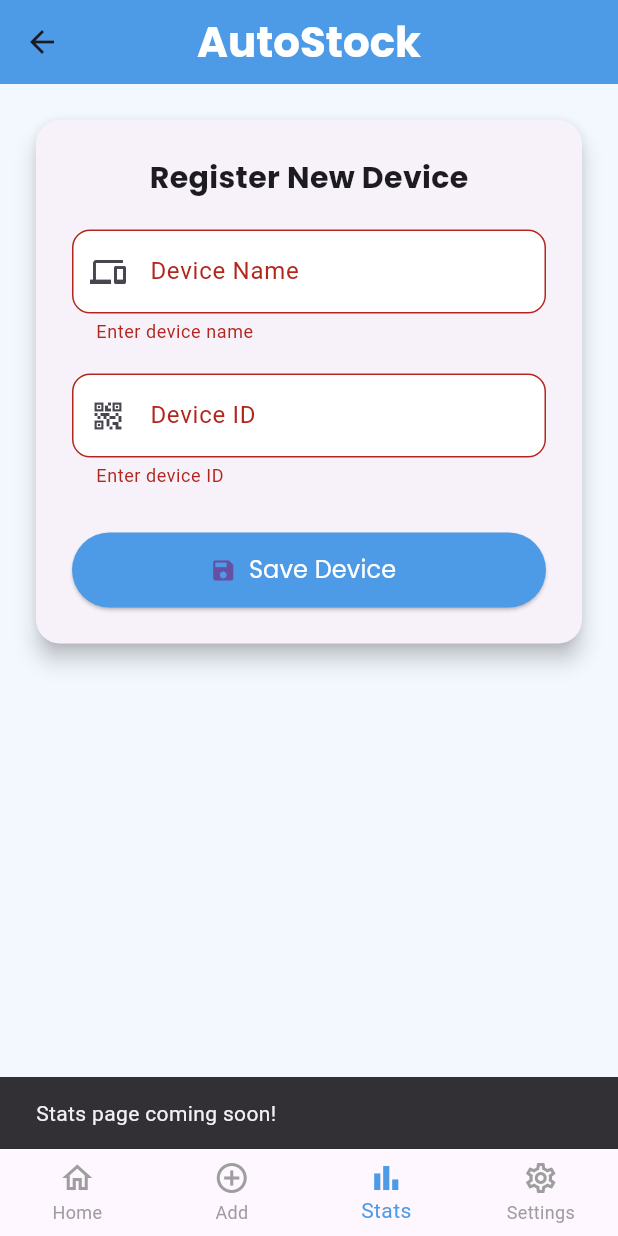
After one commit to VMittal122/IOT-Device-Code, a Flutter app: the AddDevicePage screen opened directly, item 3 of the bottom bar chosen, after a tap on "Save Device", on a phone screen of 412 x 824 dp. The commit adds this screen. Run offline on Flutter 3.47's test engine with Material 3 defaults, Android fonts, the phone set to English and light mode, and no system bars; our stand-ins replace firebase_core, fl_chart, logger; accounts and stored records are empty; statements that could not run were skipped.

Commit message:
created code for add device page and basic outline code for statistics page

```diff
--- /dev/null
+++ b/lib/add_device_page.dart
@@ -0,0 +1,193 @@
+import 'package:flutter/material.dart';
+import 'homepage.dart';
+import 'add_device_page.dart';
+
+class AddDevicePage extends StatefulWidget {
+  const AddDevicePage({super.key});
+
+  @override
+  State<AddDevicePage> createState() => _AddDevicePageState();
+}
+
+class _AddDevicePageState extends State<AddDevicePage> {
+  final _formKey = GlobalKey<FormState>();
+  final _deviceNameController = TextEditingController();
+  final _deviceIdController = TextEditingController();
+
+  int _currentIndex = 1; // 'Add' is selected
+
+  @override
+  void dispose() {
+    _deviceNameController.dispose();
+    _deviceIdController.dispose();
+    super.dispose();
+  }
+
+  void _saveDevice() {
+    if (_formKey.currentState!.validate()) {
+      final name = _deviceNameController.text.trim();
+      ScaffoldMessenger.of(context).showSnackBar(
+        SnackBar(
+          content: Text('Device "$name" added successfully!'),
+          backgroundColor: Colors.green.shade600,
+          behavior: SnackBarBehavior.floating,
+        ),
+      );
+      _deviceNameController.clear();
+      _deviceIdController.clear();
+    }
+  }
+
+  void _onTabTapped(int index) {
+    setState(() {
+      _currentIndex = index;
+    });
+
+    switch (index) {
+      case 0:
+        Navigator.pushReplacement(
+          context,
+          MaterialPageRoute(builder: (context) => const HomePage()),
+        );
+        break;
+      case 1:
+        // Already on Add
+        break;
+      case 2:
+        ScaffoldMessenger.of(context).showSnackBar(
+          const SnackBar(content: Text('Stats page coming soon!')),
+        );
+        break;
+      case 3:
+        ScaffoldMessenger.of(context).showSnackBar(
+          const SnackBar(content: Text('Settings page coming soon!')),
+        );
+        break;
+    }
+  }
+
+  @override
+  Widget build(BuildContext context) {
+    return Scaffold(
+      backgroundColor: const Color(0xFFF3F8FF),
+   appBar: AppBar(
+  backgroundColor: const Color(0xFF4D9BE6),
+  elevation: 0,
+  centerTitle: true,
+  title: Text(
+    'AutoStock',
+    style: TextStyle(
+      fontFamily: 'Poppins',
+      fontSize: 28,
+      fontWeight: FontWeight.bold,
+      color: Colors.white,
+    ),
+  ),
+),
+      body: Padding(
+        padding: const EdgeInsets.all(20.0),
+        child: Card(
+          shape: RoundedRectangleBorder(borderRadius: BorderRadius.circular(16)),
+          elevation: 6,
+          child: Padding(
+            padding: const EdgeInsets.all(24.0),
+            child: Form(
+              key: _formKey,
+              child: Column(
+                mainAxisSize: MainAxisSize.min,
+                children: [
+                  const Text(
+                    'Register New Device',
+                    style: TextStyle(
+                      fontFamily: 'Poppins',
+                      fontWeight: FontWeight.w600,
+                      fontSize: 20,
+                    ),
+                  ),
+                  const SizedBox(height: 20),
+                  TextFormField(
+                    controller: _deviceNameController,
+                    decoration: InputDecoration(
+                      labelText: 'Device Name',
+                      prefixIcon: const Icon(Icons.devices),
+                      filled: true,
+                      fillColor: Colors.white,
+                      border: OutlineInputBorder(
+                        borderRadius: BorderRadius.circular(12.0),
+                      ),
+                    ),
+                    validator: (value) =>
+                        value == null || value.isEmpty ? 'Enter device name' : null,
+                  ),
+                  const SizedBox(height: 20),
+                  TextFormField(
+                    controller: _deviceIdController,
+                    decoration: InputDecoration(
+                      labelText: 'Device ID',
+                      prefixIcon: const Icon(Icons.qr_code_2),
+                      filled: true,
+                      fillColor: Colors.white,
+                      border: OutlineInputBorder(
+                        borderRadius: BorderRadius.circular(12.0),
+                      ),
+                    ),
+                    validator: (value) =>
+                        value == null || value.isEmpty ? 'Enter device ID' : null,
+                  ),
+                  const SizedBox(height: 30),
+                  SizedBox(
+                    width: double.infinity,
+                    height: 50,
+                    child: ElevatedButton.icon(
+                      onPressed: _saveDevice,
+                      icon: const Icon(Icons.save),
+                      label: const Text(
+                        'Save Device',
+                        style: TextStyle(
+                          fontFamily: 'Poppins',
+                          fontSize: 16,
+                          color: Colors.white,
+                        ),
+                      ),
+                      style: ElevatedButton.styleFrom(
+                        backgroundColor: const Color(0xFF4D9BE6),
+                        shape: RoundedRectangleBorder(
+                          borderRadius: BorderRadius.circular(30),
+                        ),
+                      ),
+                    ),
+                  ),
+                ],
+              ),
+            ),
+          ),
+        ),
+      ),
+      bottomNavigationBar: BottomNavigationBar(
+        currentIndex: _currentIndex,
+        selectedItemColor: const Color(0xFF4D9BE6),
+        unselectedItemColor: Colors.grey,
+        onTap: _onTabTapped,
+        type: BottomNavigationBarType.fixed,
+        items: const [
+          BottomNavigationBarItem(
+            icon: Icon(Icons.home_outlined),
+            label: 'Home',
+          ),
+          BottomNavigationBarItem(
+            icon: Icon(Icons.add_circle_outline),
+            label: 'Add',
+          ),
+          BottomNavigationBarItem(
+            icon: Icon(Icons.bar_chart_outlined),
+            label: 'Stats',
+          ),
+          BottomNavigationBarItem(
+            icon: Icon(Icons.settings_outlined),
+            label: 'Settings',
+          ),
+        ],
+      ),
+    );
+  }
+}
--- a/lib/homepage.dart
+++ b/lib/homepage.dart
@@ -88,7 +88,7 @@ class HomePage extends StatelessWidget {
         type: BottomNavigationBarType.fixed,
         items: const [
           BottomNavigationBarItem(icon: Icon(Icons.home), label: 'Home'),
-          BottomNavigationBarItem(icon: Icon(Icons.add_circle_outline), label: 'Add'),
+          BottomNavigationBarItem(icon: Icon(Icons.add_circle_outline), label: 'Add Device'),
           BottomNavigationBarItem(icon: Icon(Icons.bar_chart), label: 'Stats'),
           BottomNavigationBarItem(icon: Icon(Icons.settings), label: 'Manage'),
           BottomNavigationBarItem(icon: Icon(Icons.person), label: 'Account'),
--- a/lib/main.dart
+++ b/lib/main.dart
@@ -1,5 +1,6 @@
 import 'package:firebase_core/firebase_core.dart';
 import 'package:flutter/material.dart';
+import 'package:iot_device/add_device_page.dart';
 import 'package:iot_device/firebase_options.dart';
 import 'package:iot_device/flashpage.dart';
 import 'package:iot_device/homepage.dart';
@@ -19,7 +20,7 @@ class MyApp extends StatelessWidget {
     return MaterialApp(
       title: 'AutoStock',
       theme: ThemeData(useMaterial3: true),
-      home: const SplashScreen(),//Make sure this is const
+      home: const ChartPage(),//Make sure this is const
       debugShowCheckedModeBanner: false,
     );
   }
--- a/pubspec.yaml
+++ b/pubspec.yaml
@@ -15,6 +15,8 @@ dependencies:
   firebase_core:
   firebase_auth:
   cloud_firestore:
+  fl_chart: ^1.0.0
+  intl: ^0.20.2
 
 
 dev_dependencies:
```
Also changed, not shown: lib/statistics.dart (added, +107 -0 lines), pubspec.lock.
